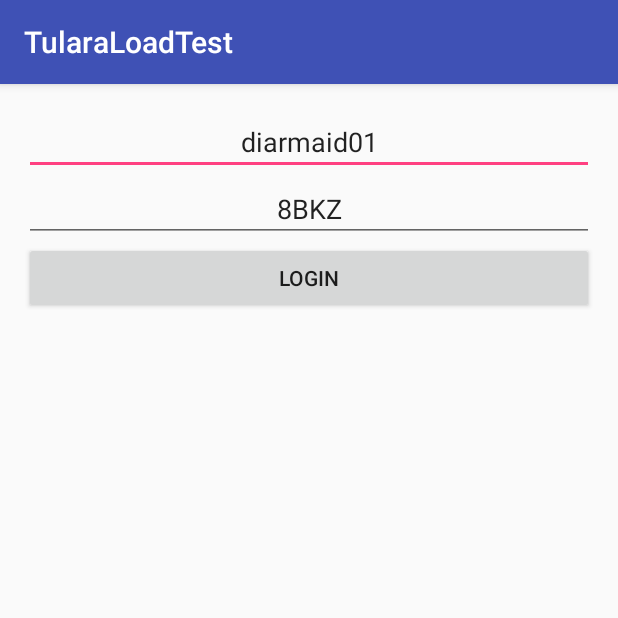
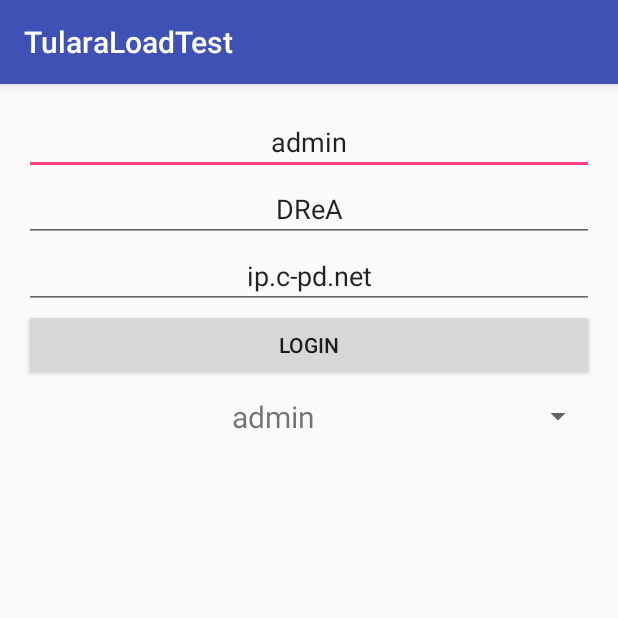
Before and after one commit to diarmaidlindsay/TuraraLoadTest, an Android app: the screen it shows after launch (LoginActivity), on a phone screen of 412 x 824 dp, the top half of it. Run offline under Robolectric (Android 15) with nearby library versions, the phone set to English and light mode, and no system bars; our stand-ins replace Volley; 1 statement that could not run was skipped.

Commit message:
Selection of users from dropdown menu

```diff
--- a/app/src/main/java/jp/pulseanddecibels/tularaloadtest/activity/LoginActivity.java
+++ b/app/src/main/java/jp/pulseanddecibels/tularaloadtest/activity/LoginActivity.java
@@ -5,22 +5,24 @@ import android.os.Bundle;
 import android.os.Handler;
 import android.support.v7.app.AppCompatActivity;
 import android.view.View;
+import android.widget.AdapterView;
 import android.widget.Button;
 import android.widget.EditText;
+import android.widget.Spinner;
 
 import jp.pulseanddecibels.tularaloadtest.R;
-import jp.pulseanddecibels.tularaloadtest.util.Constants;
+import jp.pulseanddecibels.tularaloadtest.model.User;
 import jp.pulseanddecibels.tularaloadtest.util.LoginManager;
 import jp.pulseanddecibels.tularaloadtest.util.Setting;
 import jp.pulseanddecibels.tularaloadtest.util.Util;
 
 public class LoginActivity extends AppCompatActivity {
 
+    private final Handler HANDLER = new Handler();
     EditText userNameField;
     EditText passwordField;
+    EditText serverField;
     Button loginButton;
-
-    private final Handler HANDLER = new Handler();
 
     @Override
     protected void onCreate(Bundle savedInstanceState) {
@@ -28,12 +30,30 @@ public class LoginActivity extends AppCompatActivity {
         setContentView(R.layout.activity_login);
         userNameField = (EditText) findViewById(R.id.field_username);
         passwordField = (EditText) findViewById(R.id.field_password);
+        serverField = (EditText) findViewById(R.id.field_server);
         loginButton = (Button) findViewById(R.id.button_login);
 
         loginButton.setOnClickListener(new View.OnClickListener() {
             @Override
             public void onClick(View v) {
                 login();
+            }
+        });
+
+        Spinner spinner = (Spinner) findViewById(R.id.spinner_users);
+        UsersAdapter adapter = new UsersAdapter(this);
+        spinner.setAdapter(adapter);
+        spinner.setOnItemSelectedListener(new AdapterView.OnItemSelectedListener() {
+            @Override
+            public void onItemSelected(AdapterView<?> parent, View view, int position, long id) {
+                final User user = (User) parent.getItemAtPosition(position);
+                userNameField.setText(user.getUserName());
+                passwordField.setText(user.getPassword());
+            }
+
+            @Override
+            public void onNothingSelected(AdapterView<?> parent) {
+
             }
         });
     }
@@ -44,11 +64,13 @@ public class LoginActivity extends AppCompatActivity {
 
         final String userName = Util.getText(userNameField);
         final String password = Util.getText(passwordField);
+        final String server = Util.getText(serverField);
 
         setting.saveAccount(context, userName, password);
-        setting.saveServerInfo(context, Constants.REMOTE_SERVER);
+        setting.saveServerInfo(context, server);
 
         LoginManager loginManager = new LoginManager(this);
         loginManager.login(HANDLER);
     }
+
 }
--- /dev/null
+++ b/app/src/main/java/jp/pulseanddecibels/tularaloadtest/activity/UsersAdapter.java
@@ -0,0 +1,78 @@
+package jp.pulseanddecibels.tularaloadtest.activity;
+
+import android.content.Context;
+import android.view.LayoutInflater;
+import android.view.View;
+import android.view.ViewGroup;
+import android.widget.BaseAdapter;
+import android.widget.TextView;
+
+import java.util.ArrayList;
+import java.util.List;
+
+import jp.pulseanddecibels.tularaloadtest.R;
+import jp.pulseanddecibels.tularaloadtest.model.User;
+
+/**
+ * Created by Diarmaid Lindsay on 2016/05/30.
+ * Copyright Pulse and Decibels 2016
+ */
+public class UsersAdapter extends BaseAdapter {
+    private final LayoutInflater layoutInflater;
+    private List usersList = new ArrayList<>();
+
+    public UsersAdapter(Context context) {
+        layoutInflater = LayoutInflater.from(context);
+        usersList.add(new User("admin", "DReA"));
+        usersList.add(new User("user", "Xsoz"));
+        usersList.add(new User("demouser01", "UTWT"));
+        usersList.add(new User("demouser02", "Jtd6"));
+        usersList.add(new User("testuser01", "BC7N"));
+        usersList.add(new User("testuser02", "Bb3F"));
+        usersList.add(new User("ueda01", "3L9C"));
+        usersList.add(new User("ueda02", "aDFK"));
+        usersList.add(new User("ueda03", "KpDP"));
+        usersList.add(new User("ueda04", "GMR6"));
+        usersList.add(new User("diarmaid01", "8BKZ"));
+        usersList.add(new User("diarmaid02", "YAsG"));
+        usersList.add(new User("diarmaid03", "tJPZ"));
+        usersList.add(new User("diarmaid04", "AjsD"));
+    }
+
+    @Override
+    public int getCount() {
+        return usersList.size();
+    }
+
+    @Override
+    public Object getItem(int position) {
+        return usersList.get(position);
+    }
+
+    @Override
+    public long getItemId(int position) {
+        return position;
+    }
+
+    @Override
+    public View getView(int position, View convertView, ViewGroup parent) {
+        ViewHolderItem viewHolderItem;
+        if (convertView == null) {
+            viewHolderItem = new ViewHolderItem();
+            convertView = layoutInflater.inflate(R.layout.list_item_user, parent, false);
+            viewHolderItem.name = (TextView) convertView.findViewById(R.id.user_list_name);
+            convertView.setTag(viewHolderItem);
+        } else {
+            viewHolderItem = (ViewHolderItem) convertView.getTag();
+        }
+        User user = (User) getItem(position);
+
+        viewHolderItem.name.setText(user.getUserName());
+
+        return convertView;
+    }
+
+    static class ViewHolderItem {
+        TextView name;
+    }
+}
--- /dev/null
+++ b/app/src/main/java/jp/pulseanddecibels/tularaloadtest/model/User.java
@@ -0,0 +1,23 @@
+package jp.pulseanddecibels.tularaloadtest.model;
+
+/**
+ * Created by Diarmaid Lindsay on 2016/05/30.
+ * Copyright Pulse and Decibels 2016
+ */
+public class User {
+    private String userName;
+    private String password;
+
+    public User(String userName, String password) {
+        this.userName = userName;
+        this.password = password;
+    }
+
+    public String getUserName() {
+        return userName;
+    }
+
+    public String getPassword() {
+        return password;
+    }
+}
--- a/app/src/main/res/layout/activity_login.xml
+++ b/app/src/main/res/layout/activity_login.xml
@@ -4,11 +4,11 @@
     xmlns:tools="http://schemas.android.com/tools"
     android:layout_width="match_parent"
     android:layout_height="match_parent"
+    android:orientation="vertical"
     android:paddingBottom="@dimen/activity_vertical_margin"
     android:paddingLeft="@dimen/activity_horizontal_margin"
     android:paddingRight="@dimen/activity_horizontal_margin"
     android:paddingTop="@dimen/activity_vertical_margin"
-    android:orientation="vertical"
     tools:context=".activity.LoginActivity">
 
     <EditText
@@ -16,10 +16,9 @@
         android:layout_width="match_parent"
         android:layout_height="wrap_content"
         android:gravity="center"
-        android:padding="10dp"
+        android:hint="Username"
         android:inputType="text"
-        android:text="diarmaid01"
-        android:hint="Username">
+        android:padding="10dp">
         <requestFocus/>
     </EditText>
 
@@ -28,15 +27,30 @@
         android:layout_width="match_parent"
         android:layout_height="wrap_content"
         android:gravity="center"
+        android:hint="Password"
+        android:inputType="textVisiblePassword"
+        android:padding="10dp"/>
+
+    <EditText
+        android:id="@+id/field_server"
+        android:layout_width="match_parent"
+        android:layout_height="wrap_content"
+        android:gravity="center"
+        android:hint="Server"
+        android:inputType="text"
         android:padding="10dp"
-        android:inputType="textVisiblePassword"
-        android:text="8BKZ\"
-        android:hint="Password"/>
+        android:text="ip.c-pd.net"/>
 
     <Button
         android:id="@+id/button_login"
-        android:padding="10dp"
         android:layout_width="match_parent"
         android:layout_height="wrap_content"
+        android:padding="10dp"
         android:text="Login"/>
+
+    <Spinner
+        android:id="@+id/spinner_users"
+        android:layout_width="match_parent"
+        android:layout_height="wrap_content"
+        android:gravity="center"/>
 </LinearLayout>
--- /dev/null
+++ b/app/src/main/res/layout/list_item_user.xml
@@ -0,0 +1,15 @@
+<?xml version="1.0" encoding="utf-8"?>
+<LinearLayout xmlns:android="http://schemas.android.com/apk/res/android"
+              android:layout_width="match_parent"
+              android:layout_height="match_parent"
+              android:orientation="vertical">
+
+    <TextView
+        android:id="@+id/user_list_name"
+        android:layout_width="match_parent"
+        android:layout_height="wrap_content"
+        android:gravity="center"
+        android:padding="10dp"
+        android:textSize="20sp"
+        />
+</LinearLayout>
```
Also changed, not shown: app/src/main/java/jp/pulseanddecibels/tularaloadtest/activity/MainActivity.java (+46 -17 lines), app/src/main/res/layout/activity_main.xml (+34 -18 lines).
